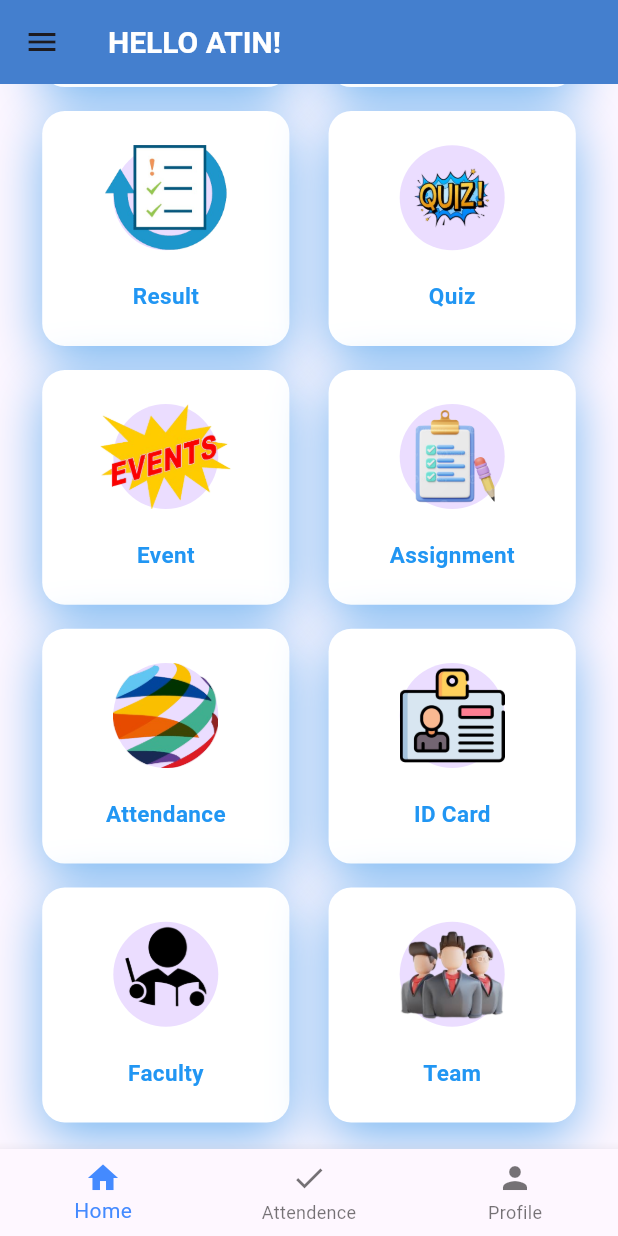
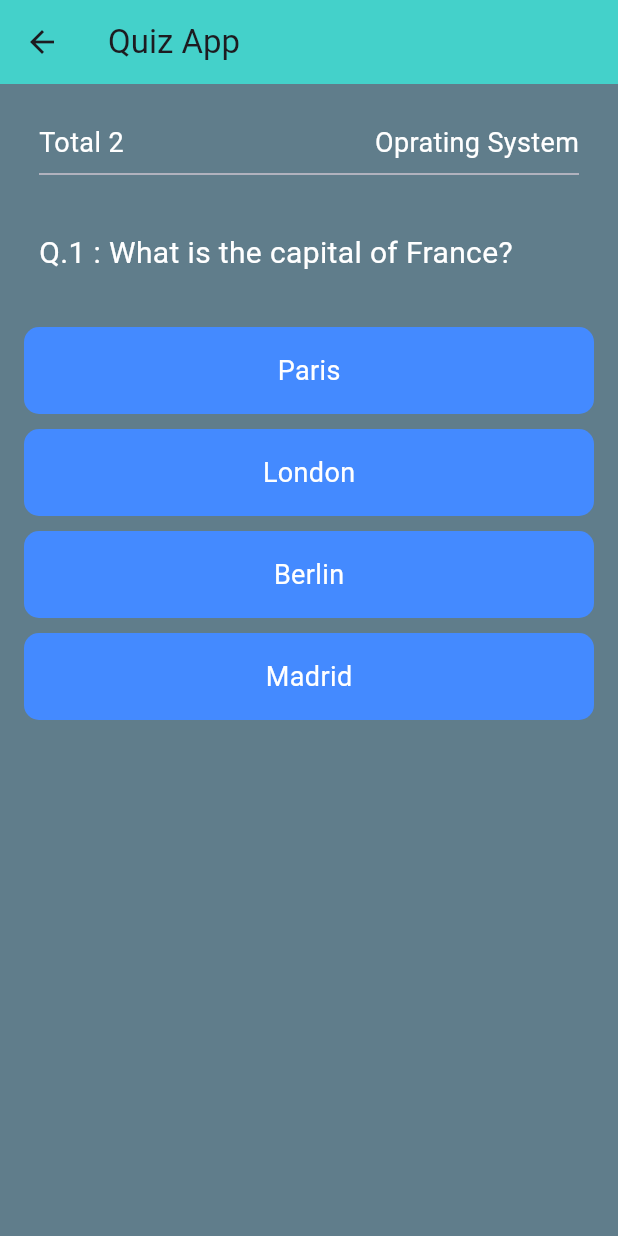
Before and after one commit to atin860/my_campus, a Flutter app: the screen it shows once a user with an empty profile is signed in, scrolled down 413 dp, after a tap on "Quiz", on a phone screen of 412 x 824 dp. Run offline on Flutter 3.47's test engine with Material 3 defaults, Android fonts, the phone set to English and light mode, and no system bars; our stand-ins replace animate_do, carousel_slider, cloud_firestore, file_picker, firebase_auth, firebase_core and 5 more; accounts and stored records are empty.

Commit message:
quiz done

```diff
--- a/lib/main.dart
+++ b/lib/main.dart
@@ -22,6 +22,8 @@
       title: 'Flutter Demo',
       theme: ThemeData(
         colorScheme: ColorScheme.fromSeed(seedColor: Colors.deepPurple),
+          //  bodyText1: TextStyle(color: Colors.black, fontSize: 16),
+          // headline6: TextStyle(color: Colors.blue, fontSize: 20),
         useMaterial3: true,
       ),
       home:   SplashScr(),
--- a/lib/screens/box_screens/quiz.dart
+++ b/lib/screens/box_screens/quiz.dart
@@ -0,0 +1,240 @@
+import 'package:flutter/material.dart';
+
+class QuizScreen extends StatefulWidget {
+  @override
+  _QuizScreenState createState() => _QuizScreenState();
+}
+
+class _QuizScreenState extends State<QuizScreen> {
+  final List<Question> _questions = [
+    Question(
+      questionText: 'What is the capital of France?',
+      options: ['Paris', 'London', 'Berlin', 'Madrid'],
+      answer: 'Paris',
+    ),
+    Question(
+      questionText: 'What is the largest planet in our solar system?',
+      options: ['Earth', 'Jupiter', 'Mars', 'Saturn'],
+      answer: 'Jupiter',
+    ),
+    // Add more questions here
+  ];
+
+  int _currentQuestionIndex = 0;
+  int _score = 0;
+  bool _quizCompleted = false;
+  bool _answered = false; // To check if a question has been answered
+  int _selectedIndex = -1; // To track which option was selected
+
+  void _nextQuestion() {
+    if (_currentQuestionIndex < _questions.length - 1) {
+      setState(() {
+        _currentQuestionIndex++;
+        _selectedIndex = -1; // Reset selected option index
+        _answered = false; // Reset answered flag
+      });
+    } else {
+      setState(() {
+        _quizCompleted = true;
+      });
+    }
+  }
+
+  void _checkAnswer(int index) {
+    setState(() {
+      _selectedIndex = index;
+      _answered = true;
+      if (_questions[_currentQuestionIndex].options[index] ==
+          _questions[_currentQuestionIndex].answer) {
+        _score++;
+      }
+    });
+
+    Future.delayed(Duration(seconds: 1), () {
+      _nextQuestion(); // Proceed to the next question after 1 second
+    });
+  }
+
+  void _resetQuiz() {
+    setState(() {
+      _currentQuestionIndex = 0;
+      _score = 0;
+      _quizCompleted = false;
+      _answered = false;
+      _selectedIndex = -1;
+    });
+  }
+
+  @override
+  Widget build(BuildContext context) {
+    return Scaffold(
+      appBar: AppBar(
+        title: Text('Quiz App'),
+        backgroundColor: const Color.fromARGB(255, 68, 209, 202),
+      ),
+      body: Container(
+        decoration: BoxDecoration(
+          color: Colors.blueGrey,
+        ),
+        padding: const EdgeInsets.all(16.0),
+        child: _quizCompleted
+            ? _buildResultScreen()
+            : Column(
+                crossAxisAlignment: CrossAxisAlignment.start,
+                children: [
+                  Center(child: _buildQuestionContainer()),
+                  SizedBox(height: 20),
+                  _buildOptions(), // Show options
+                ],
+              ),
+      ),
+    );
+  }
+
+  Widget _buildQuestionContainer() {
+    return Padding(
+      padding: const EdgeInsets.all(10.0),
+      child: Column(
+        crossAxisAlignment: CrossAxisAlignment.start,
+        children: [
+          Row(
+            mainAxisAlignment: MainAxisAlignment.spaceBetween,
+            children: [
+               Text(
+                'Total ${_questions.length}',
+                style: TextStyle(
+                  fontSize: 18,
+                  color: Colors.white,
+                ),
+              ),
+              Text(
+                'Oprating System',
+                style: TextStyle(
+                  fontSize: 18,
+                  color: Colors.white,
+                ),
+              ),
+
+            ],
+          ),
+          Divider(),
+          SizedBox(height: 30),
+          Text(
+            'Q.${_currentQuestionIndex + 1} : ${_questions[_currentQuestionIndex].questionText}',
+            style: TextStyle(fontSize: 20, color: Colors.white),
+          ),
+        ],
+      ),
+    );
+  }
+
+  Widget _buildOptions() {
+    return Expanded(
+      child: Column(
+        children: List.generate(
+          _questions[_currentQuestionIndex].options.length,
+          (index) {
+            Color optionColor;
+
+            if (_answered) {
+              if (_questions[_currentQuestionIndex].options[index] ==
+                  _questions[_currentQuestionIndex].answer) {
+                optionColor = Colors.green; // Correct answer
+              } else if (_selectedIndex == index) {
+                optionColor = Colors.red; // Incorrect answer
+              } else {
+                optionColor = Colors.blueAccent;
+              }
+            } else {
+              optionColor = Colors.blueAccent; // Default color when not answered
+            }
+
+            return GestureDetector(
+              onTap: !_answered
+                  ? () => _checkAnswer(index)
+                  : null, // Disable if already answered
+              child: Container(
+                margin: EdgeInsets.symmetric(vertical: 5), // Added margin
+                decoration: BoxDecoration(
+                  color: optionColor,
+                  borderRadius: BorderRadius.circular(10),
+                ),
+                padding: EdgeInsets.all(16), // Added padding for better touch
+                child: Center(
+                  child: Text(
+                    _questions[_currentQuestionIndex].options[index],
+                    style: TextStyle(color: Colors.white, fontSize: 18),
+                  ),
+                ),
+              ),
+            );
+          },
+        ),
+      ),
+    );
+  }
+
+  Widget _buildResultScreen() {
+    return Column(
+      mainAxisAlignment: MainAxisAlignment.center,
+      children: [
+        Container(
+          height: 400,
+          decoration: BoxDecoration(
+            borderRadius: BorderRadius.circular(20),
+            color: const Color.fromARGB(255, 255, 255, 255),
+          ),
+          child: Center(
+            child: Column(
+              mainAxisAlignment: MainAxisAlignment.center,
+              children: [
+                CircleAvatar(
+                  radius: 60,
+                  backgroundImage: AssetImage(
+                      'assets/img/back3.jpg'), // Use your trophy image
+                ),
+                SizedBox(height: 20),
+                Text(
+                  'Your Score: $_score / ${_questions.length}',
+                  style: TextStyle(
+                    fontSize: 24,
+                    color: Colors.green,
+                    fontWeight: FontWeight.bold,
+                  ),
+                ),
+                SizedBox(height: 10),
+                Text(
+                  'Percentage: ${((_score / _questions.length) * 100).toStringAsFixed(1)}%',
+                  style: TextStyle(fontSize: 20, color: Colors.red),
+                ),
+                SizedBox(height: 20),
+                ElevatedButton(
+                  style: ElevatedButton.styleFrom(
+                    backgroundColor: Colors.grey,
+                  ),
+                  onPressed: _resetQuiz,
+                  child: Text(
+                    'Restart Quiz',
+                    style: TextStyle(color: Colors.white),
+                  ),
+                ),
+              ],
+            ),
+          ),
+        ),
+      ],
+    );
+  }
+}
+
+class Question {
+  final String questionText;
+  final List<String> options;
+  final String answer;
+
+  Question({
+    required this.questionText,
+    required this.options,
+    required this.answer,
+  });
+}
--- a/lib/screens/home.dart
+++ b/lib/screens/home.dart
@@ -3,15 +3,14 @@ import 'package:get/get.dart';
 import 'package:flutter/material.dart';
 import 'package:carousel_slider/carousel_slider.dart';
 import 'package:my_campus/Controller/controller.dart';
-import 'package:my_campus/screens/auth_view/user_data.dart';
 import 'package:my_campus/screens/bottombar_scr/sub_attendence.dart';
 import 'package:my_campus/screens/bottombar_scr/profile.dart';
 import 'package:my_campus/screens/box_screens/attendence.dart';
 import 'package:my_campus/screens/box_screens/faculty.dart';
 import 'package:my_campus/screens/box_screens/id_card.dart';
 import 'package:my_campus/screens/box_screens/notes_scr.dart';
+import 'package:my_campus/screens/box_screens/quiz.dart';
 import 'package:my_campus/screens/box_screens/team.dart';
-
 import 'package:my_campus/widget/constant.dart';
 import 'package:my_campus/widget/appcontainer.dart';
 import 'package:url_launcher/url_launcher.dart';
@@ -25,11 +24,11 @@ class HomeScr extends StatefulWidget {
 }
 
 class _HomeScrState extends State<HomeScr> {
+  // bottom bar
   int _selectedIndex = 0;
-
   static final List<Widget> _screens = <Widget>[
     HomeScreen(),
-    const AttendanceSearchScreen(),
+    AttendanceSearchScreen(),
     ProfileScreen(),
   ];
 
@@ -138,17 +137,7 @@ class _HomeScreenState extends State<HomeScreen> {
       appBar: AppBar(
         backgroundColor: kBackgroundColors,
         title: const Text("HELLO ATIN!", style: kLabelTextStyle),
-        // actions: [
-        //   Padding(
-        //     padding: const EdgeInsets.only(right: 10),
-        //     child: IconButton(
-        //       onPressed: () {
-        //         controller.logout();
-        //       },
-        //       icon: const Icon(Icons.logout, color: Colors.white),
-        //     ),
-        //   ),
-        // ],
+
       ),
       drawer: _buildCustomDrawer(),
       body: ListView(
@@ -266,7 +255,9 @@ class _HomeScreenState extends State<HomeScreen> {
             MyContainer(
               name: 'Quiz',
               image: 'quiz',
-              onPressed: () {},
+              onPressed: () {
+                Get.to(()=>QuizScreen());
+              },
             ),
           ],
         ),
```
Also changed, not shown: 1 other file.
